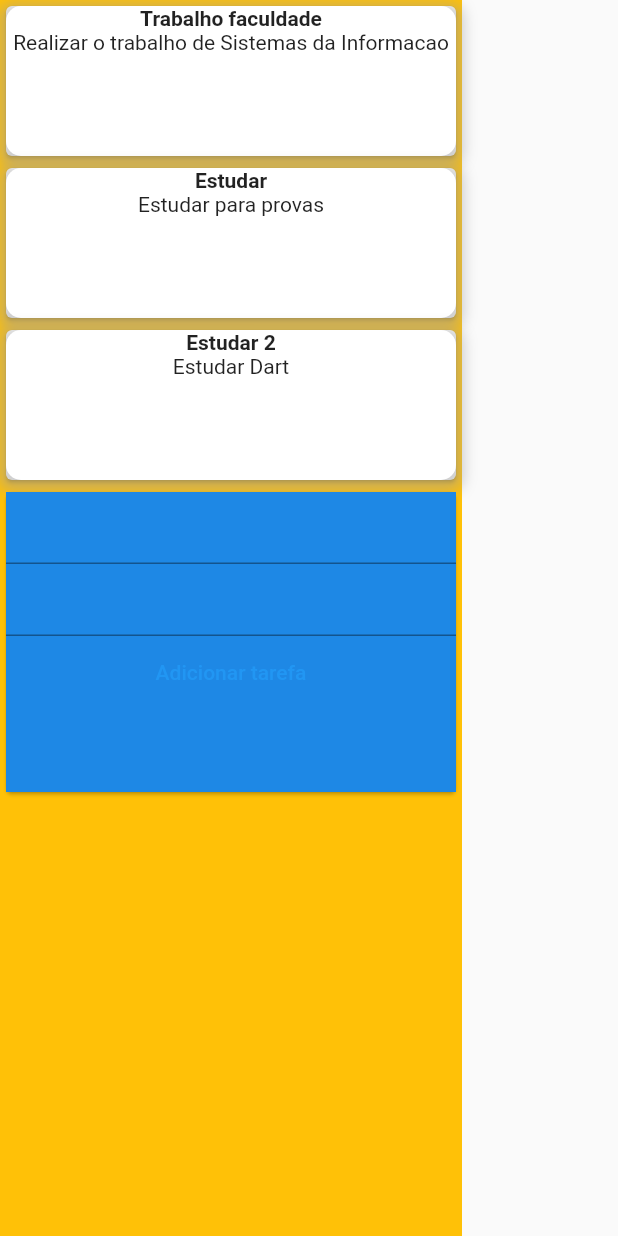
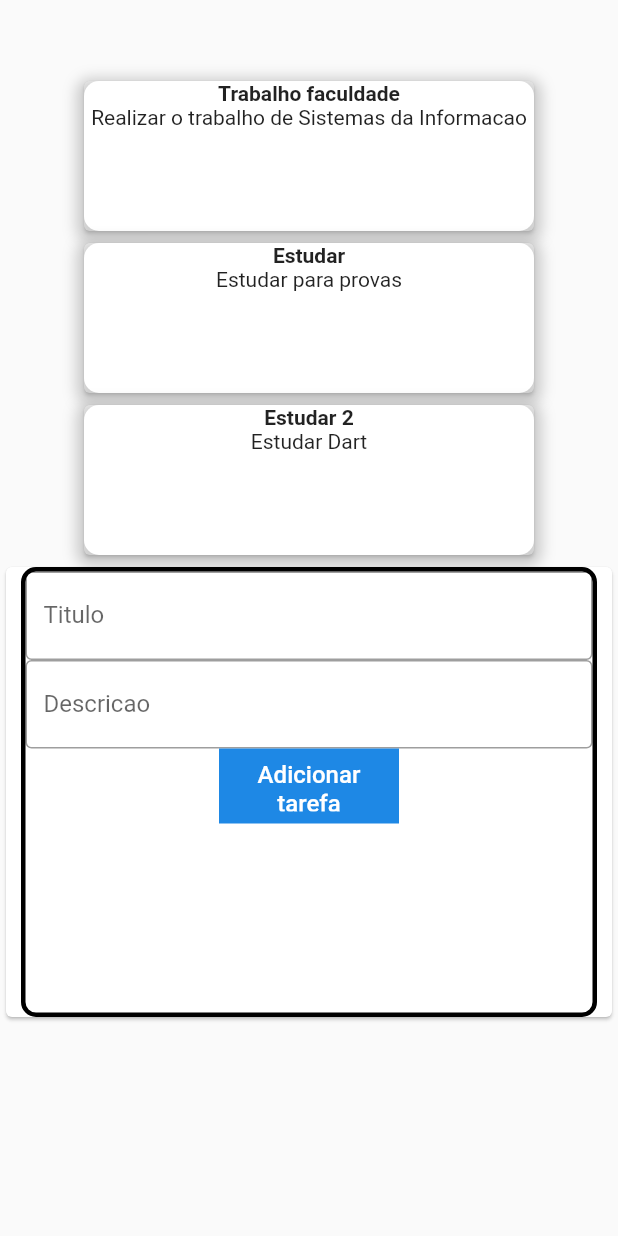
Before and after one commit to devv-thiago/to-do-list, a Flutter app: the screen it shows after launch, on a phone screen of 412 x 824 dp. Run offline on Flutter 3.47's test engine with Material 2 defaults, Android fonts, the phone set to English and light mode, and no system bars.

Commit message:
att 24/03 2

```diff
--- a/lib/main.dart
+++ b/lib/main.dart
@@ -26,9 +26,7 @@ class MyApp extends StatelessWidget {
     return MaterialApp(
       home: Scaffold(
         body: Container(
-          decoration: const BoxDecoration(
-            color: Colors.amber,
-          ),
+          margin: EdgeInsets.only(top: 50),
           child: Column(
             children: [
               ..._tasks.map((t) {
@@ -65,24 +63,59 @@ class MyApp extends StatelessWidget {
                   ),
                 );
               }),
+              Column(
+                children: [
                   Card(
                     child: Container(
-                  height: 200,
-                  width: 300,
                       decoration: BoxDecoration(
-                    color: Colors.blue[600],
-                  ),
+                          borderRadius: BorderRadius.circular(10),
+                          border: Border.all(
+                            color: Colors.black,
+                            width: 3,
+                            style: BorderStyle.solid,
+                          )),
+                      height: 300,
+                      width: double.infinity,
+                      margin: EdgeInsets.only(left: 10, right: 10),
                       child: Column(
                         children: [
-                      TextField(),
-                      TextField(),
-                      TextButton(
+                          Container(
+                            child: TextField(
+                              decoration: InputDecoration(
+                                border: OutlineInputBorder(),
+                                labelText: 'Titulo',
+                              ),
+                            ),
+                          ),
+                          Container(
+                            child: TextField(
+                              decoration: InputDecoration(
+                                border: OutlineInputBorder(),
+                                labelText: 'Descricao',
+                              ),
+                            ),
+                          ),
+                          Container(
+                            height: 50,
+                            width: 120,
+                            color: Colors.blue[600],
+                            child: TextButton(
                               onPressed: () {},
-                        child: Text("Adicionar tarefa"),
+                              child: const Text(
+                                "Adicionar tarefa",
+                                style: TextStyle(
+                                  color: Colors.white,
+                                  fontSize: 16,
+                                ),
+                                textAlign: TextAlign.center,
+                              ),
+                            ),
                           )
                         ],
                       ),
                     ),
+                  ),
+                ],
               )
             ],
           ),
```
Lines whose indentation alone changed are shown as unchanged.
